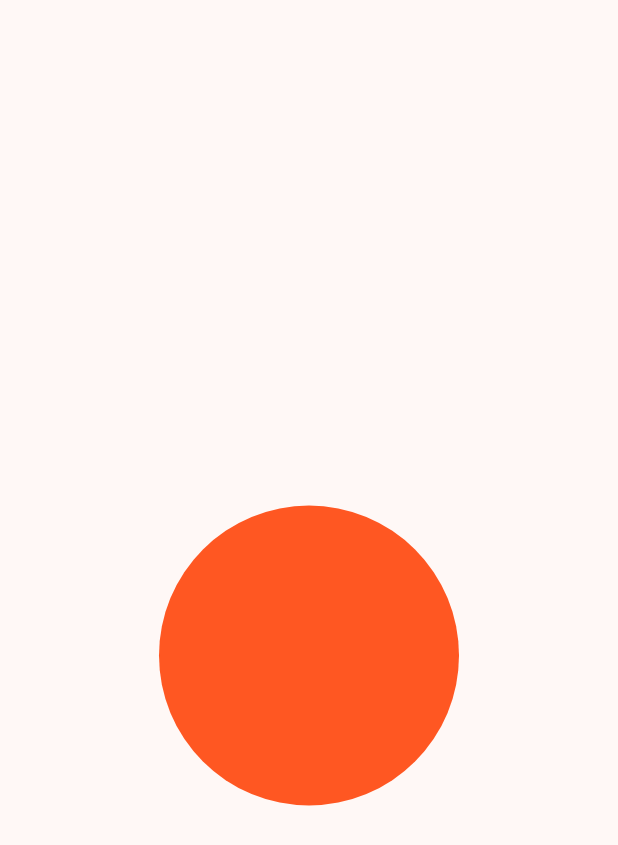
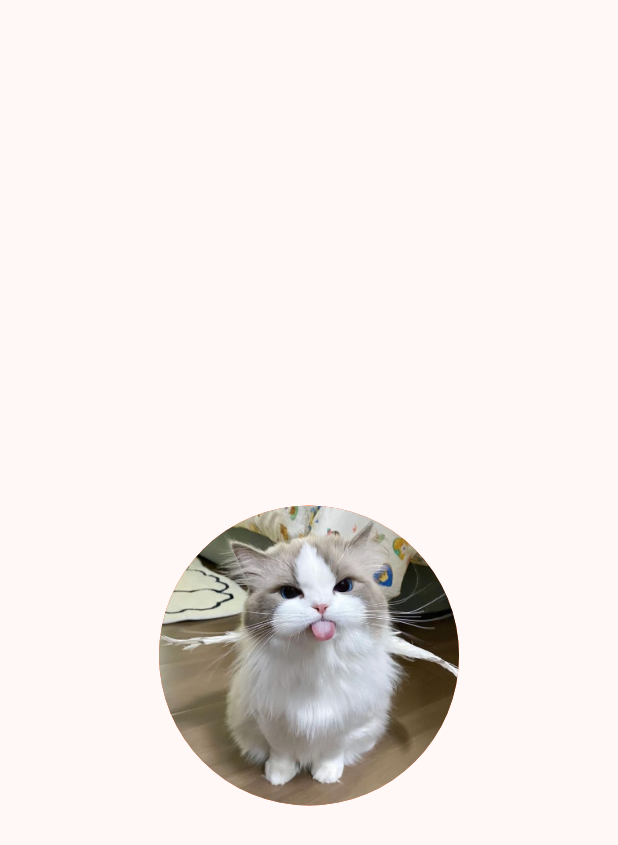
Before and after one commit to AbdulReyza/KB1179-1123150072-uts, a Flutter app: the screen it shows after launch, on a phone screen of 412 x 824 dp. Shown: the top 845 px of the screen. Run offline on Flutter 3.47's test engine with Material 3 defaults, Android fonts, the light colour scheme and no system bars.

Commit message:
menambahkan gambar pada lingkaran

```diff
--- a/lib/screen/splash_screen_1.dart
+++ b/lib/screen/splash_screen_1.dart
@@ -17,12 +17,16 @@ class MySplashScreen extends StatelessWidget {
                   height: 200,
                   decoration: BoxDecoration(
                     shape: BoxShape.circle,
-                    color: Colors.deepOrange
-
+                    color: Colors.deepOrange,
+                    image: DecorationImage(
+                  image: AssetImage("assets/images/kucing1.jpg"),
+                  fit: BoxFit.cover,
+             )
               ),
+               ),
 
 
-                  ),
+
                    ]
                 )
 
--- a/pubspec.yaml
+++ b/pubspec.yaml
@@ -57,6 +57,9 @@ flutter:
   # the material Icons class.
   uses-material-design: true
 
+  assets:
+    - assets/images/kucing1.jpg
+
   # To add assets to your application, add an assets section, like this:
   # assets:
   #   - images/a_dot_burr.jpeg
```
Also changed, not shown: assets/images/kucing1.jpg (added).
